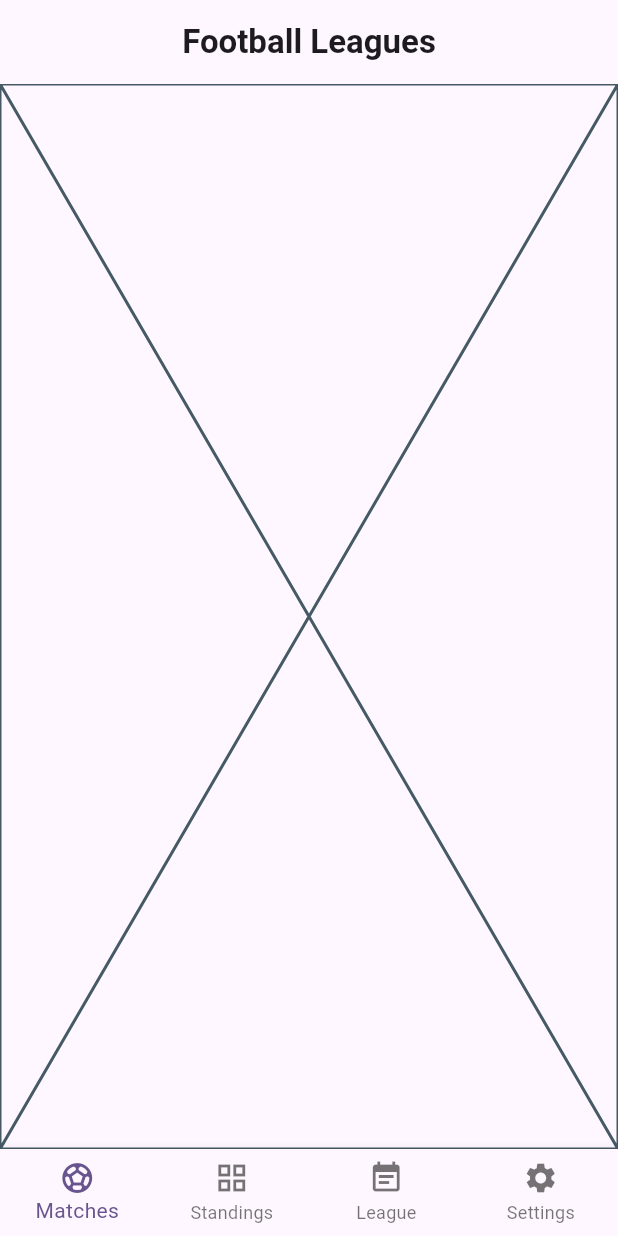
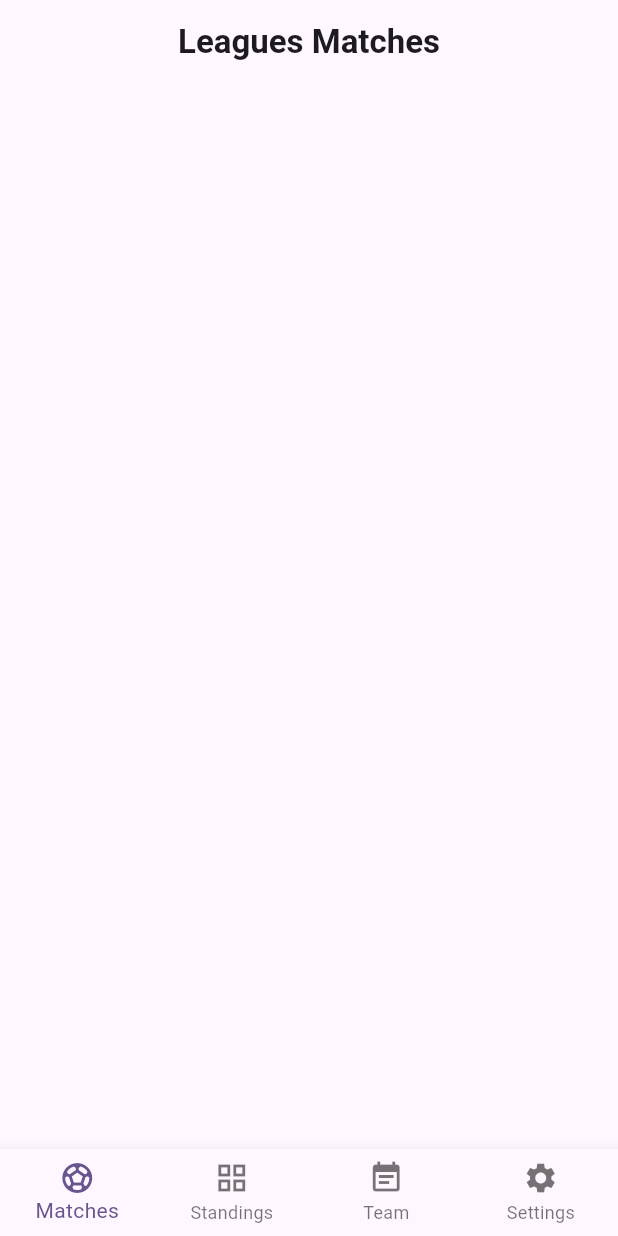
Before and after one commit to youssefElyoussofi/Football_Flutter_Application, a Flutter app: the screen it shows after launch, on a phone screen of 412 x 824 dp. Run offline on Flutter 3.47's test engine with Material 3 defaults, Android fonts, the phone set to English and light mode, and no system bars; our stand-ins replace dio, equatable, flutter_bloc.

Commit message:
add other scressns with logic and bloc

```diff
--- a/lib/bloc/team_matches_cubit.dart
+++ b/lib/bloc/team_matches_cubit.dart
@@ -1,7 +1,54 @@
 
 
+
+import 'package:dio/dio.dart';
+import 'package:flutter_application_football/models/match_team_model.dart';
 import 'package:flutter_bloc/flutter_bloc.dart';
 
-class TeamLastMatchesCubit extends  Cubit<String> {
-  TeamLastMatchesCubit() : super('');
+class TeamLastMStates{}
+
+class InitialState extends TeamLastMStates{
+
 }
+class LoadingState extends TeamLastMStates{
+
+
+}
+class FailedState extends TeamLastMStates{
+  final String error;
+
+  FailedState({required this.error});
+
+}
+class MatchesTeamState extends TeamLastMStates{
+  final List<MatchTeamModel> matches;
+
+  MatchesTeamState({required this.matches});
+
+}
+
+
+class TeamLastMatchesCubit extends  Cubit<TeamLastMStates> {
+  TeamLastMatchesCubit() : super(InitialState());
+
+
+  getTeamLastMatches(String teamID) async {
+    emit(LoadingState());
+    try {
+  final dio = Dio();
+  Response response = await dio.get('https://www.thesportsdb.com/api/v1/json/3/eventslast.php?id=$teamID');
+  Map<String,dynamic> data = response.data;
+
+  List<dynamic> dataMatches = data["results"];
+  List<MatchTeamModel> matches = [];
+  for (var element in dataMatches) {
+    matches.add(MatchTeamModel.fromJson(element));
+  }
+  emit(MatchesTeamState(matches: matches));
+} catch (e) {
+  emit(FailedState(error: e.toString()));
+}
+  }
+
+
+}
--- a/lib/home_page.dart
+++ b/lib/home_page.dart
@@ -12,38 +12,43 @@ class MyHomePage extends StatelessWidget {
   MyHomePage({super.key});
 
   final List<Widget> screens = [
-    const RoundsMatches(),
+     RoundsMatches(),
     const LeagueStandings(),
-     const TeamMatches(),
+    const TeamMatches(),
     const Settings()
   ];
+
+  final List<String> titles = ['Leagues Matches','Table Standings','Team Matches','Settings'];
 
   @override
   Widget build(BuildContext context) {
     return Scaffold(
         appBar: AppBar(
           centerTitle: true,
-          title: const Text(
-            'Football Leagues',
-            style: TextStyle(fontWeight: FontWeight.bold),
+          title: BlocBuilder<NavBarCubit, int>(
+            builder: (context, state) {
+              return Text(
+                titles[state],
+                style: const TextStyle(fontWeight: FontWeight.bold),
+              );
+            },
           ),
         ),
-        bottomNavigationBar: BlocBuilder<NavBarCubit,int>(
+        bottomNavigationBar: BlocBuilder<NavBarCubit, int>(
           builder: (context, state) {
             return BottomNavigationBar(
                 type: BottomNavigationBarType.fixed,
                 onTap: (value) {
                   context.read<NavBarCubit>().updateIndex(value);
                 },
-
                 currentIndex: state,
                 items: const [
                   BottomNavigationBarItem(
                       label: 'Matches', icon: Icon(Icons.sports_soccer)),
                   BottomNavigationBarItem(
                       label: 'Standings', icon: Icon(Icons.grid_view)),
-                      BottomNavigationBarItem(
-                      label: 'League', icon: Icon(Icons.event_note)),
+                  BottomNavigationBarItem(
+                      label: 'Team', icon: Icon(Icons.event_note)),
                   BottomNavigationBarItem(
                       label: 'Settings', icon: Icon(Icons.settings)),
                 ]);
--- a/lib/main.dart
+++ b/lib/main.dart
@@ -1,5 +1,6 @@
 import 'package:flutter/material.dart';
 import 'package:flutter_application_football/bloc/nav_buttom_bar_cubit.dart';
+import 'package:flutter_application_football/bloc/team_matches_cubit.dart';
 import 'package:flutter_application_football/home_page.dart';
 import 'package:flutter_application_football/bloc/league_table_cubit.dart';
 
@@ -19,7 +20,8 @@
 
       providers: [
         BlocProvider(create: (context) => LeagueCubit(),),
-        BlocProvider(create: (context) => NavBarCubit(),)
+        BlocProvider(create: (context) => NavBarCubit(),),
+        BlocProvider(create: (context) => TeamLastMatchesCubit(),)
       ],
       child: MaterialApp(
         title: 'Flutter Demo',
--- /dev/null
+++ b/lib/models/match_team_model.dart
@@ -0,0 +1,21 @@
+
+
+class MatchTeamModel{
+
+  final String leagueTitle;
+  final String matchTitle;
+  final String homeTeamScore;
+  final String awayTeamScore;
+  final String image;
+  final String stadium;
+  final String country;
+  final String matchDate;
+
+  MatchTeamModel({required this.leagueTitle, required this.matchTitle, required this.homeTeamScore, required this.awayTeamScore, required this.image, required this.stadium, required this.country, required this.matchDate});
+
+  factory MatchTeamModel.fromJson(json){
+    return MatchTeamModel(leagueTitle: json["strLeague"], matchTitle: json["strEvent"], homeTeamScore: json["intHomeScore"], awayTeamScore: json["intAwayScore"], image: json["strThumb"], stadium: json["strVenue"], country: json["strCountry"], matchDate: json["dateEvent"]);
+  }
+
+
+}
--- a/lib/screens/rounds_matches.dart
+++ b/lib/screens/rounds_matches.dart
@@ -1,10 +1,13 @@
-import 'package:flutter/widgets.dart';
+
+import 'package:flutter/material.dart';
+import 'package:flutter_application_football/widgets/match_league.dart';
+
 
 class RoundsMatches extends StatelessWidget {
   const RoundsMatches({super.key});
 
   @override
   Widget build(BuildContext context) {
-    return const Placeholder();
+    return Container();
   }
 }
--- a/lib/widgets/table_item.dart
+++ b/lib/widgets/table_item.dart
@@ -1,5 +1,6 @@
 import 'package:flutter/material.dart';
 import 'package:flutter_application_football/bloc/nav_buttom_bar_cubit.dart';
+import 'package:flutter_application_football/bloc/team_matches_cubit.dart';
 import 'package:flutter_application_football/models/league_table_model.dart';
 import 'package:flutter_bloc/flutter_bloc.dart';
 
@@ -18,12 +19,10 @@ class TableItem extends StatelessWidget {
       children: [
         Expanded(
           flex: 6,
-          child: BlocListener<NavBarCubit, int>(
-            listener: (context, state) {
-
-            },
           child: GestureDetector(
             onTap: () {
+              var liverpoolLastMatches = BlocProvider.of<TeamLastMatchesCubit>(context);
+          liverpoolLastMatches.getTeamLastMatches(team.teamId);
               context.read<NavBarCubit>().updateIndex(2);
             },
             child: Row(
@@ -57,7 +56,6 @@ class TableItem extends StatelessWidget {
             ),
           ),
         ),
-        ),
         Expanded(
           flex: 5,
           child: Row(
```
Also changed, not shown: lib/bloc/league_matches_cubit.dart (added, +23 -0 lines), lib/models/match_league_model.dart (added, +35 -0 lines), lib/screens/team_matches.dart (+29 -17 lines), lib/widgets/match_league.dart (added, +77 -0 lines), lib/widgets/team_match.dart (added, +63 -0 lines). Lines whose indentation alone changed are shown as unchanged.
